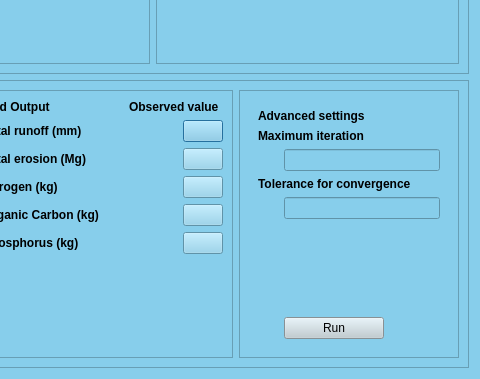
Above: ui/calibration.ui from Inigobarbe/QAnnAGNPS before the change; both pictures show x 569 to 1049 and y 263 to 642 of the 1049 by 642 pixel window. Below: the same form after it.
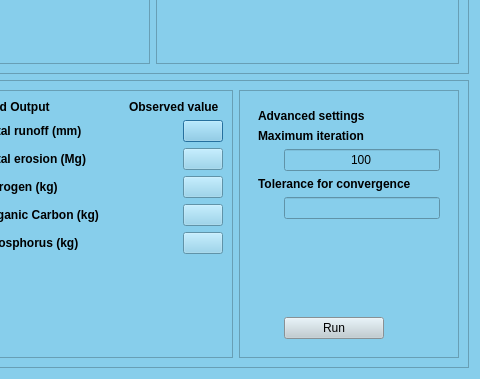
That is the form after the change.

```diff
--- a/ui/calibration.ui
+++ b/ui/calibration.ui
@@ -313,6 +313,9 @@
               <property name="enabled">
                <bool>true</bool>
               </property>
+              <property name="text">
+               <string>100</string>
+              </property>
               <property name="alignment">
                <set>Qt::AlignCenter</set>
               </property>
```
